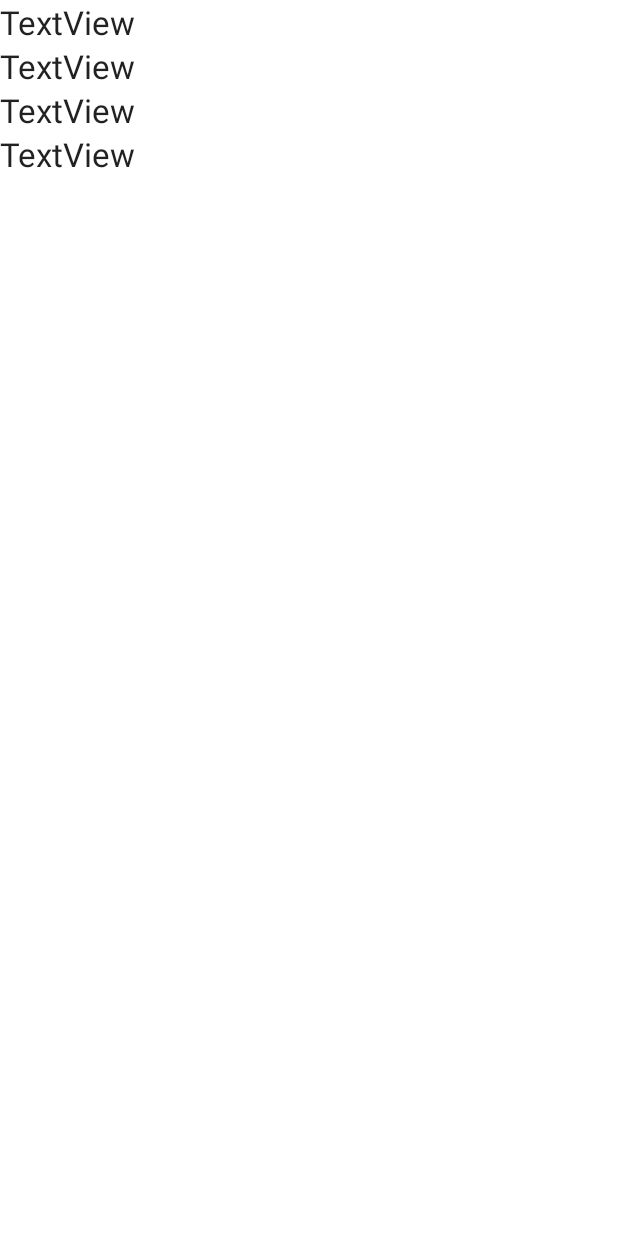
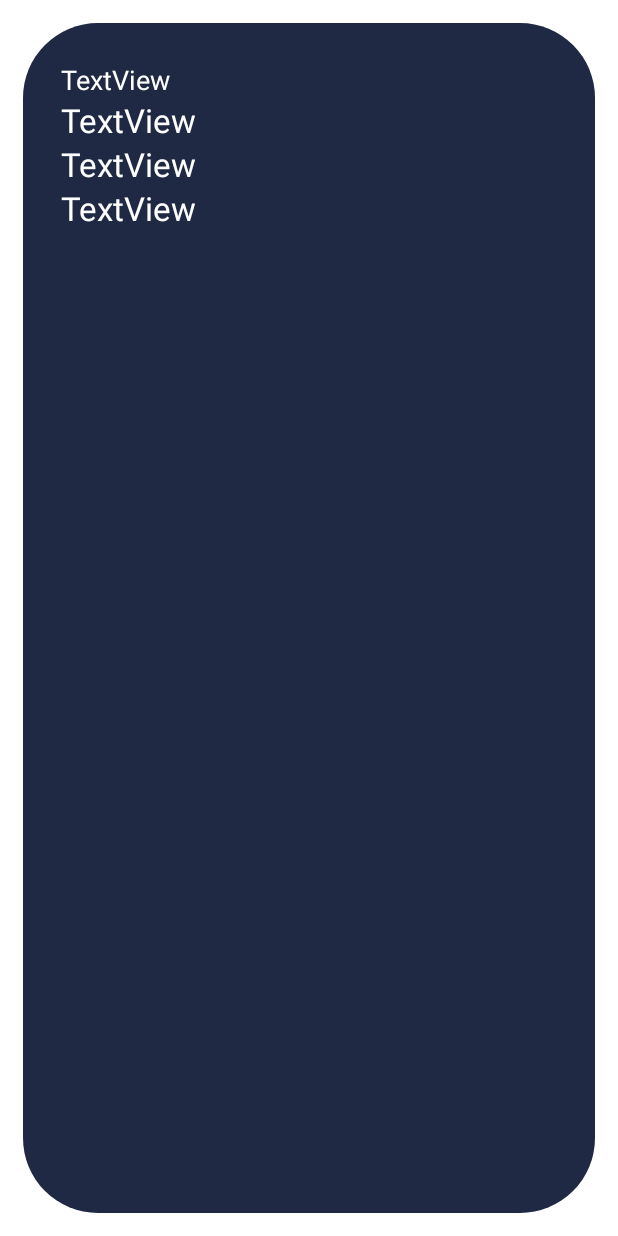
Before and after one commit to MohamedEssam70/SUBWAY, an Android app: the layout trip_list.xml on its own in the app's theme, with its tools: preview values and no code run, on a phone screen of 412 x 824 dp. Run offline under Robolectric (Android 15) with nearby library versions, the phone set to English and light mode, and no system bars.

Commit message:
trip history updated design

```diff
--- a/app/src/main/java/com/example/subway/tripHistory.java
+++ b/app/src/main/java/com/example/subway/tripHistory.java
@@ -27,7 +27,6 @@ public class tripHistory extends AppCompatActivity {
         trips = new ArrayList<>();
         String userUID = MainActivity.userUID;
         databasetrips = FirebaseDatabase.getInstance().getReference("trips").child(userUID);
-        addTrip("18/12/2022","Helwan","Maadi","5");
     }
 
     @Override
--- /dev/null
+++ b/app/src/main/res/drawable/list_view_item_backgroud.xml
@@ -0,0 +1,9 @@
+<?xml version="1.0" encoding="utf-8"?>
+<selector xmlns:android="http://schemas.android.com/apk/res/android">
+    <item>
+        <shape>
+            <solid android:color="@color/colorBackgroundPrimary"/>
+            <corners android:radius="50dp"/>
+        </shape>
+    </item>
+</selector>
--- a/app/src/main/res/layout/trip_list.xml
+++ b/app/src/main/res/layout/trip_list.xml
@@ -2,16 +2,23 @@
 <LinearLayout xmlns:android="http://schemas.android.com/apk/res/android"
     android:layout_width="match_parent"
     android:layout_height="match_parent"
-    android:orientation="vertical">
+    android:orientation="vertical"
+    android:background="@drawable/list_view_item_backgroud"
+    android:layout_margin="15dp">
 
     <TextView
-        android:textAppearance="@style/TextAppearance.AppCompat.Large"
+        android:layout_marginTop="25dp"
+        android:layout_marginLeft="25dp"
+        android:textColor="@color/white"
+        android:textAppearance="@style/TextAppearance.AppCompat.Medium"
         android:id="@+id/tripDate"
         android:layout_width="match_parent"
         android:layout_height="wrap_content"
         android:text="TextView" />
 
     <TextView
+        android:layout_marginLeft="25dp"
+        android:textColor="@color/white"
         android:textAppearance="@style/TextAppearance.AppCompat.Large"
         android:id="@+id/tripStartStation"
         android:layout_width="match_parent"
@@ -19,20 +26,20 @@
         android:text="TextView" />
 
     <TextView
+        android:layout_marginLeft="25dp"
+        android:textColor="@color/white"
         android:textAppearance="@style/TextAppearance.AppCompat.Large"
         android:id="@+id/tripEndStation"
         android:layout_width="match_parent"
         android:layout_height="wrap_content"
         android:text="TextView" />
     <TextView
+        android:layout_marginBottom="25dp"
+        android:layout_marginLeft="25dp"
+        android:textColor="@color/white"
         android:textAppearance="@style/TextAppearance.AppCompat.Large"
         android:id="@+id/tripCost"
         android:layout_width="match_parent"
         android:layout_height="wrap_content"
         android:text="TextView" />
-
-    <ListView
-        android:layout_width="match_parent"
-        android:layout_height="match_parent" />
-
 </LinearLayout>
```
Also changed, not shown: app/src/main/java/com/example/subway/TripList.java (+4 -4 lines), app/src/main/res/layout/activity_trip_history.xml (+5 -2 lines).
